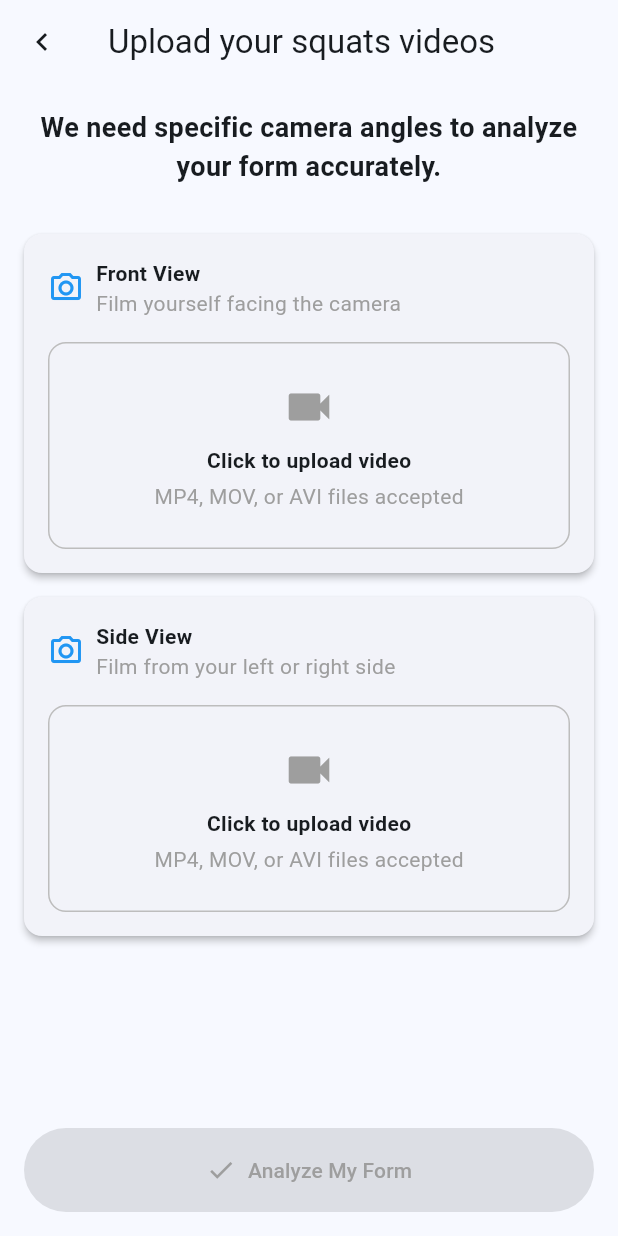
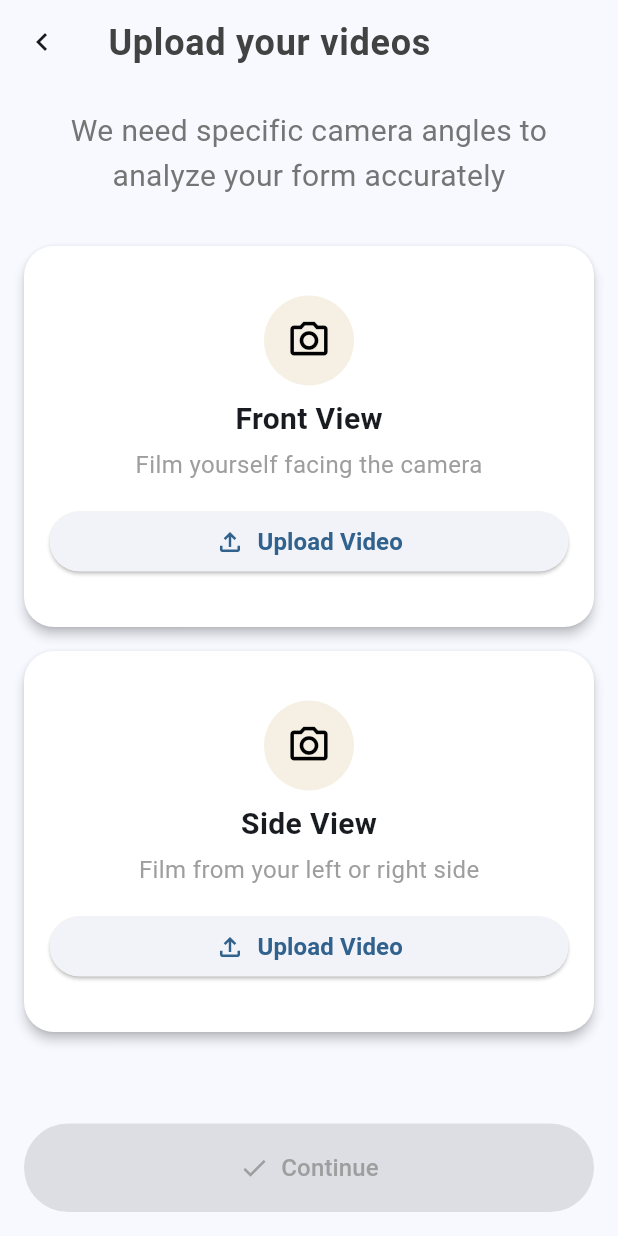
Before and after one commit to mariogarjim/gym-pose, a Flutter app: the screen it shows after launch, after a tap on "Squats", on a phone screen of 412 x 824 dp. Run offline on Flutter 3.47's test engine with Material 3 defaults, Android fonts, the phone set to English and light mode, and no system bars; our stand-ins replace image_picker, permission_handler, video_player.

Commit message:
refactor(configure_analysis_screen): Improve video upload screen looking

```diff
--- a/my_app/lib/screens/configure_analysis_screen.dart
+++ b/my_app/lib/screens/configure_analysis_screen.dart
@@ -1,6 +1,7 @@
 import 'dart:async';
 import 'dart:developer';
 import 'package:flutter/material.dart';
+import 'package:my_app/theme/text_styles.dart';
 import 'package:my_app/core/api/video_upload_service.dart';
 import 'package:my_app/screens/feedback_screen.dart';
 import 'package:my_app/widgets/animated_image_switcher.dart';
@@ -89,6 +90,21 @@ class _ConfigureAnalysisScreenState extends State<ConfigureAnalysisScreen> {
     });
   }
 
+  void _pickVideo(String reqId) async {
+    final picker = ImagePicker();
+    final picked = await picker.pickVideo(source: ImageSource.gallery);
+    if (picked != null) {
+      setState(() => uploadedVideos[reqId] = picked);
+      if (uploadedVideos.values.where((v) => v != null).length == requiredVideos[selectedExercise]!.length) {
+        log("Correct number of videos: ${uploadedVideos.length}");
+        log("Correct number of videos: $uploadedVideos");
+
+        log("Required number of videos: ${requiredVideos[selectedExercise]!.length}");
+        setState(() => isCorrectNumberOfVideos = true);
+      }
+    }
+  }
+
   void startAnalysis(List<String> videoPaths) async {
 
     log("Selected exercise: $selectedExercise");
@@ -145,7 +161,7 @@ class _ConfigureAnalysisScreenState extends State<ConfigureAnalysisScreen> {
             icon: const Icon(Icons.chevron_left),
             onPressed: () => setState(() => showUploadScreen = false),
           ),
-          title: Text("Upload your ${selectedExercise!.toLowerCase()} videos")
+          title: Text("Upload your videos", style: AppTextStyles.screenTitle),
         ),
         body: _buildUploadScreen(
           selectedExercise!,
@@ -199,30 +215,18 @@ class _ConfigureAnalysisScreenState extends State<ConfigureAnalysisScreen> {
     return Scaffold(
     appBar: AppBar(
       leading: Icon(Icons.sports_gymnastics, size: 30, color: Theme.of(context).colorScheme.primary),
-      title: Text(
-            "Exercise selection",
-            style: TextStyle(
-              fontSize: 24,
-              fontWeight: FontWeight.bold,
-              color: Colors.grey[800],
-              letterSpacing: 0.5,
-              height: 1.3,
+                  title: Text(
+              "Exercise selection",
+              style: AppTextStyles.screenTitle,
             ),
-          ),
-    ),
+      ),
     body: Padding(
       padding: const EdgeInsets.all(16),
       child: Column(
         children: [
           Text(
             "Choose the exercise you want to analyze",
-            style: TextStyle(
-            fontSize: 20, // smaller than title
-            fontWeight: FontWeight.w400, // normal weight
-            color: Colors.grey[600], // softer than title
-            letterSpacing: 0.25, // slight spacing for readability
-            height: 1.5, // comfortable line height
-          ),
+                        style: AppTextStyles.screenSubtitle,
           ),
           const SizedBox(height: 32),
           Expanded(
@@ -296,10 +300,10 @@ class _ConfigureAnalysisScreenState extends State<ConfigureAnalysisScreen> {
     child: Column(
       crossAxisAlignment: CrossAxisAlignment.stretch,
       children: [
-        const Text(
-            "We need specific camera angles to analyze your form accurately.",
+        Text(
+            "We need specific camera angles to analyze your form accurately",
             textAlign: TextAlign.center,
-            style: TextStyle(fontSize: 18, fontWeight: FontWeight.w600),
+            style: AppTextStyles.screenSubtitle,
         ),
         const SizedBox(height: 24),
 
@@ -312,102 +316,111 @@ class _ConfigureAnalysisScreenState extends State<ConfigureAnalysisScreen> {
               final uploadedFile = uploadedVideos[req['id']];
 
               return Card(
-                elevation: 2,
-                shape: RoundedRectangleBorder(borderRadius: BorderRadius.circular(12)),
+                elevation: 3,
+                shape: RoundedRectangleBorder(borderRadius: BorderRadius.circular(20)),
                 margin: const EdgeInsets.symmetric(vertical: 8),
+                color: Colors.white,
                 child: Padding(
                   padding: const EdgeInsets.all(16),
                   child: Column(
-                    crossAxisAlignment: CrossAxisAlignment.start,
                     children: [
-                      Row(
-                        children: [
-                          const Icon(Icons.camera_alt_outlined, color: Colors.blue),
-                          const SizedBox(width: 8),
-                          Expanded(
-                            child: Column(
-                              crossAxisAlignment: CrossAxisAlignment.start,
-                              children: [
-                                Text(req['label']!, style: const TextStyle(fontWeight: FontWeight.bold)),
-                                Text(req['description']!, style: const TextStyle(color: Colors.grey)),
-                              ],
-                            ),
-                          ),
-                        ],
-                      ),
-                      const SizedBox(height: 16),
                       uploadedFile != null
                           ? Container(
-                              padding: const EdgeInsets.all(12),
+                              width: double.infinity,
+                              padding: const EdgeInsets.symmetric(vertical: 16),
                               decoration: BoxDecoration(
-                                color: Colors.green.withValues(alpha: 0.1),
-                                border: Border.all(color: Colors.green),
-                                borderRadius: BorderRadius.circular(8),
+                                border: Border.all(color: Colors.white),
+                                borderRadius: BorderRadius.circular(12),
                               ),
-                              child: Row(
+                              child: Column(
                                 mainAxisAlignment: MainAxisAlignment.spaceBetween,
                                 children: [
-                                  Row(
-                                    children: [
-                                      const Icon(Icons.check_circle, color: Colors.green),
-                                      const SizedBox(width: 8),
-                                      Column(
-                                        crossAxisAlignment: CrossAxisAlignment.start,
+                                    const CircleAvatar(
+                                        radius: 30,
+                                        backgroundColor: AppTextStyles.lightGreen,
+                                        child: Icon(
+                                          Icons.cloud_done_outlined,
+                                          size: 30,
+                                          color: AppTextStyles.darkGreen,
+                                        ),
+                                      ),
+                                    const SizedBox(height: 8),
+                                    Text(
+                                      req['label']!,
+                                      style: const TextStyle(fontWeight: FontWeight.bold, fontSize: 20),
+                                    ),
+                                    const SizedBox(height: 4),
+                                    Text(
+                                      req['description']!,
+                                      style: const TextStyle(color: Colors.grey, fontSize: 16),
+                                    ),
+                                    const SizedBox(height: 16),
+                                    ElevatedButton(
+                                      onPressed: () => setState(() {
+                                        uploadedVideos[req['id']!] = null;
+                                        isCorrectNumberOfVideos = false;
+                                      }),
+                                      style: ElevatedButton.styleFrom(
+                                        backgroundColor: AppTextStyles.lightRed,
+                                        shape: RoundedRectangleBorder(
+                                          borderRadius: BorderRadius.circular(12),
+                                        ),
+                                      ),
+                                      child: const Row(
+                                        mainAxisAlignment: MainAxisAlignment.center,
                                         children: [
-                                          Text(
-                                            uploadedFile.name.length > 20 ? "${uploadedFile.name.substring(0, 20)}..." : uploadedFile.name,
-                                            style: const TextStyle(
-                                              color: Colors.green,
-                                              fontWeight: FontWeight.bold,
-                                            ),
-                                          ),
-                                          const Text(
-                                            "Video uploaded successfully",
-                                            style: TextStyle(color: Colors.green),
-                                          ),
+                                          Icon(Icons.delete_outline, size: 20, color: AppTextStyles.darkRed),
+                                          Text("  Remove Video", style: TextStyle(fontSize: 16, fontWeight: FontWeight.bold, color: AppTextStyles.darkRed)),
                                         ],
                                       ),
-                                    ],
-                                  ),
-                                  IconButton(
-                                    icon: const Icon(Icons.close, color: Colors.red),
-                                    onPressed: () => setState(() => uploadedVideos[req['id']!] = null),
-                                  ),
+                                    )
+
+
                                 ],
                               ),
                             )
                           : GestureDetector(
-                              onTap: () async {
-                                final picker = ImagePicker();
-                                final picked = await picker.pickVideo(source: ImageSource.gallery);
-                                if (picked != null) {
-                                  setState(() => uploadedVideos[req['id']!] = picked);
-                                  if (uploadedVideos.length == requiredVideos[selectedExercise]!.length) {
-                                    setState(() => isCorrectNumberOfVideos = true);
-                                  }
-                                }
-                              },
+                              onTap: () => _pickVideo(req['id']!),
                               child: Container(
                                 width: double.infinity,
-                                padding: const EdgeInsets.symmetric(vertical: 24),
+                                padding: const EdgeInsets.symmetric(vertical: 16),
                                 decoration: BoxDecoration(
-                                  border: Border.all(color: Colors.grey.shade400),
+                                  border: Border.all(color: Colors.white),
                                   borderRadius: BorderRadius.circular(12),
                                 ),
-                                child: const Column(
+                                child: Column(
                                   mainAxisAlignment: MainAxisAlignment.center,
                                   children: [
-                                    Icon(Icons.videocam, size: 36, color: Colors.grey),
-                                    SizedBox(height: 8),
+                                    const CircleAvatar(
+                                        radius: 30,
+                                        backgroundColor: AppTextStyles.beigeColor,
+                                        child: Icon(
+                                          Icons.camera_alt_outlined,
+                                          size: 30,
+                                          color: Colors.black,
+                                        ),
+                                      ),
+                                    const SizedBox(height: 8),
                                     Text(
-                                      "Click to upload video",
-                                      style: TextStyle(fontWeight: FontWeight.bold),
+                                      req['label']!,
+                                      style: const TextStyle(fontWeight: FontWeight.bold, fontSize: 20),
                                     ),
-                                    SizedBox(height: 4),
+                                    const SizedBox(height: 4),
                                     Text(
-                                      "MP4, MOV, or AVI files accepted",
-                                      style: TextStyle(color: Colors.grey),
+                                      req['description']!,
+                                      style: const TextStyle(color: Colors.grey, fontSize: 16),
                                     ),
+                                    const SizedBox(height: 16),
+                                    ElevatedButton(
+                                      onPressed: () => _pickVideo(req['id']!),
+                                      child: const Row(
+                                        mainAxisAlignment: MainAxisAlignment.center,
+                                        children: [
+                                          Icon(Icons.file_upload_outlined, size: 20),
+                                          Text("  Upload Video", style: TextStyle(fontSize: 16, fontWeight: FontWeight.bold)),
+                                        ],
+                                      ),
+                                    )
                                   ],
                                 ),
                               ),
@@ -420,17 +433,16 @@ class _ConfigureAnalysisScreenState extends State<ConfigureAnalysisScreen> {
           ),
         ),
 
-        const SizedBox(height: 16),
         ElevatedButton.icon(
           onPressed: isCorrectNumberOfVideos ? () => startAnalysis(uploadedVideos.values.map((v) => v!.path).toList()) : null,
-          icon: Icon(Icons.check, size: 20, color: isCorrectNumberOfVideos ? Colors.white : Colors.grey),
-          label: Text("Analyze My Form", style: TextStyle(color: isCorrectNumberOfVideos ? Colors.white : Colors.grey)),
+          icon: Icon(Icons.check, size: 20, color: isCorrectNumberOfVideos ? AppTextStyles.lightBlue :  Colors.grey),
+          label: Text("Continue", style: TextStyle(fontSize: 16, color: isCorrectNumberOfVideos ? AppTextStyles.lightBlue : Colors.grey)),
            style: ElevatedButton.styleFrom(
                 padding: const EdgeInsets.symmetric(horizontal: 36, vertical: 18),
                 shape: RoundedRectangleBorder(
                   borderRadius: BorderRadius.circular(30),
                 ),
-                backgroundColor: isCorrectNumberOfVideos ? Theme.of(context).colorScheme.primary : Colors.grey[300],
+                backgroundColor: isCorrectNumberOfVideos ? AppTextStyles.mediumBlue : AppTextStyles.mediumBlue,
               ),
         ),
       ],
--- /dev/null
+++ b/my_app/lib/theme/text_styles.dart
@@ -0,0 +1,31 @@
+import 'package:flutter/material.dart';
+
+class AppTextStyles {
+  static TextStyle get screenTitle => TextStyle(
+    fontSize: 24,
+    fontWeight: FontWeight.bold,
+    color: Colors.grey[800],
+    letterSpacing: 0.5,
+    height: 1.3,
+  );
+
+  static TextStyle get screenSubtitle => TextStyle(
+    fontSize: 20,
+    fontWeight: FontWeight.w400,
+    color: Colors.grey[600],
+    letterSpacing: 0.25,
+    height: 1.5,
+  );
+
+  static const Color beigeColor = Color.fromARGB(255, 246, 240, 228);
+
+  static const Color darkGreen = Color.fromARGB(255, 76, 161, 84);
+  static const Color mediumGreen = Color.fromARGB(255, 159, 207, 164);
+  static const Color lightGreen = Color.fromARGB(255, 200, 250, 213);
+
+  static const Color lightRed = Color.fromARGB(255, 255, 235, 235);
+  static const Color darkRed = Color.fromARGB(255, 200, 40, 40);
+
+  static const Color lightBlue = Color.fromARGB(255, 242, 243, 249);
+  static const Color mediumBlue = Color.fromARGB(255, 49, 98, 141);
+}
```
